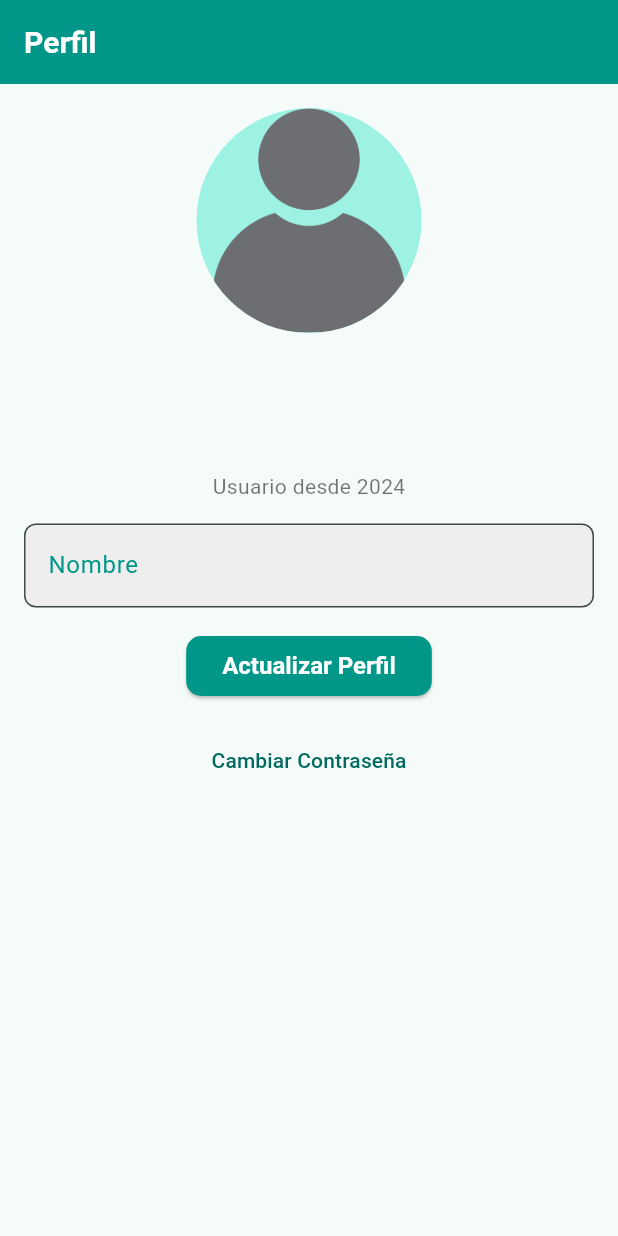
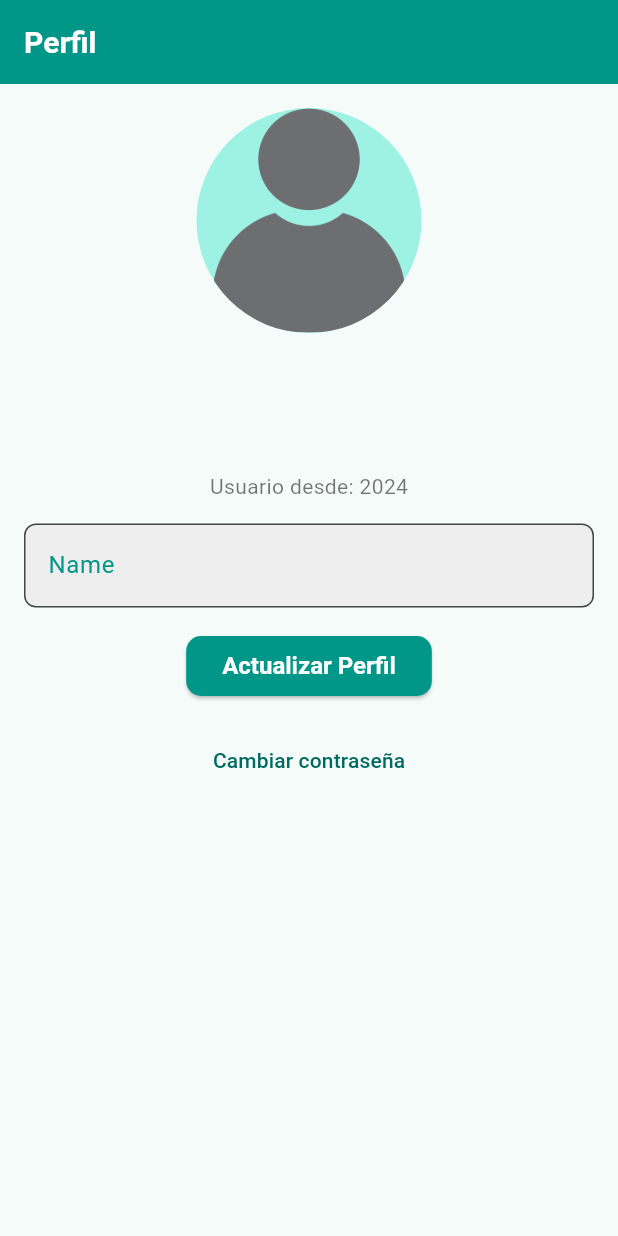
Before and after one commit to jtorsuarz/PastiTrack, a Flutter app: the ProfileScreen screen opened by its route, on a phone screen of 412 x 824 dp. Run offline on Flutter 3.47's test engine with Material 3 defaults, Android fonts, the light colour scheme and no system bars; our stand-ins replace bloc, firebase_auth, firebase_core, flutter_bloc, go_router, image_picker and 1 more; accounts and stored records are empty; network calls fail.

Commit message:
- Remove Magic Strings from Code

```diff
--- a/lib/core/constants/app_string.dart
+++ b/lib/core/constants/app_string.dart
@@ -32,6 +32,7 @@ class AppString {
   static const String newPassword = 'Nueva Contraseña';
   static const String confirmPassword = 'Repita la contraseña';
   static const String change = 'Cambiar';
+  static const String unauthenticated = 'No autenticado';
 
   // * Success messages
   static const String success = 'Éxito';
@@ -70,8 +71,16 @@ class AppString {
   static const String errorAuthentication = 'Error de autenticación';
 
   // ? Functions return a string
+  static String userFromTime(v) => 'Usuario desde: $v';
   static String redirectAutomaticSeconds(s) =>
       'Serás redirigido automáticamente en $s segundos.';
   static String errorWithFormat(v) => 'Error :$v';
-  static String errorOcurred(v) => "Ocurrió un error: $error";
+  static String errorOcurred(v) => 'Ocurrió un error: $error';
+  static String errorWhenLoadingProfile(v) => 'Error al cargar el perfil: $v';
+  static String errorWhenUpdateProfile(v) =>
+      'Error al actualizar el perfil: $v';
+  static String errorWhenChangePassword(v) =>
+      'Error al cambiar la contraseña: $v';
+  static String errorWhenChangePhotoProfile(v) =>
+      'Error al actualizar la imagen: $v';
 }
--- a/lib/features/auth/presentation/pages/sign_in_screen.dart
+++ b/lib/features/auth/presentation/pages/sign_in_screen.dart
@@ -18,14 +18,13 @@ class SignInScreen extends StatelessWidget {
       appBar: AppBar(title: const Text(AppString.signIn)),
       body: BlocListener<AuthBloc, AuthState>(
         listener: (context, state) {
-          print("Hello SigINScrresult" + state.toString());
           if (state is AuthLoading || state is AuthInitial) {
             const Center(child: CircularProgressIndicator());
           } else if (state is AuthAuthenticated) {
             context.go(AppUrls.homePath);
           } else if (state is AuthUnauthenticated) {
             ScaffoldMessenger.of(context).showSnackBar(
-              const SnackBar(content: Text("unauthenticated")),
+              const SnackBar(content: Text(AppString.unauthenticated)),
             );
           } else if (state is AuthError) {
             ScaffoldMessenger.of(context).showSnackBar(
--- a/lib/features/profile/presentation/pages/profile_screen.dart
+++ b/lib/features/profile/presentation/pages/profile_screen.dart
@@ -35,17 +35,17 @@ class _ProfileScreenState extends State<ProfileScreen> {
   @override
   Widget build(BuildContext context) {
     return Scaffold(
-      appBar: AppBar(title: const Text('Perfil')),
+      appBar: AppBar(title: const Text(AppString.profile)),
       body: BlocConsumer<ProfileBloc, ProfileState>(
         listener: (context, state) {
           if (state is ProfileError) {
             _showSnackBar(state.message);
           }
           if (state is ProfilePasswordChanged) {
-            _showSnackBar('Contraseña modificada correctamente.');
+            _showSnackBar(AppString.successPasswordChanged);
           }
           if (state is ProfileUpdated) {
-            _showSnackBar('Perfil actualizado correctamente.');
+            _showSnackBar(AppString.successProfileUpdated);
           }
         },
         builder: (context, state) {
@@ -58,7 +58,7 @@ class _ProfileScreenState extends State<ProfileScreen> {
           } else if (state is ProfileError) {
             return Center(child: Text(state.message));
           }
-          return const Center(child: Text('Error desconocido.'));
+          return const Center(child: Text(AppString.errorUnknown));
         },
       ),
     );
@@ -75,18 +75,18 @@ class _ProfileScreenState extends State<ProfileScreen> {
           CustomSizedBoxes.get10(),
           Text(profile.email, style: const TextStyle(fontSize: 16)),
           CustomSizedBoxes.get10(),
-          Text('Usuario desde ${profile.createdAt}'),
+          Text(AppString.userFromTime(profile.createdAt)),
           CustomSizedBoxes.get15(),
-          _buildTextField(nameController, 'Nombre'),
+          _buildTextField(nameController, AppString.name),
           CustomSizedBoxes.get15(),
           ElevatedButton(
             onPressed: () => _updateProfile(context),
-            child: const Text('Actualizar Perfil'),
+            child: const Text(AppString.updateProfile),
           ),
           CustomSizedBoxes.get15(),
           TextButton(
             onPressed: () => _showChangePasswordDialog(context),
-            child: const Text('Cambiar Contraseña'),
+            child: const Text(AppString.changePassword),
           ),
         ],
       ),
@@ -134,12 +134,13 @@ class _ProfileScreenState extends State<ProfileScreen> {
       context: context,
       builder: (context) {
         return AlertDialog(
-          title: const Text('Cambiar Contraseña'),
-          content: _buildTextField(newPasswordController, 'Nueva Contraseña'),
+          title: const Text(AppString.changePassword),
+          content:
+              _buildTextField(newPasswordController, AppString.newPassword),
           actions: [
             TextButton(
               onPressed: () => Navigator.of(context).pop(),
-              child: const Text('Cancelar'),
+              child: const Text(AppString.cancel),
             ),
             TextButton(
               onPressed: () {
@@ -148,7 +149,7 @@ class _ProfileScreenState extends State<ProfileScreen> {
                     ));
                 Navigator.of(context).pop();
               },
-              child: const Text('Cambiar'),
+              child: const Text(AppString.change),
             ),
           ],
         );
--- a/lib/features/settings/presentation/widgets/dark_mode_switch_widget.dart
+++ b/lib/features/settings/presentation/widgets/dark_mode_switch_widget.dart
@@ -4,7 +4,7 @@ import 'package:pasti_track/core/theme/bloc/theme_bloc.dart';
 import 'package:pasti_track/core/config.dart';
 
 class DarkModeSwitchWidget extends StatelessWidget {
-  /// Option to activate/deactivate the dark mode
+  /// Switch to change dark mode
   const DarkModeSwitchWidget({super.key});
 
   @override
```
Also changed, not shown: lib/features/profile/presentation/bloc/profile_bloc.dart (+14 -7 lines), lib/features/settings/presentation/pages/settings_screen.dart (+8 -8 lines).
